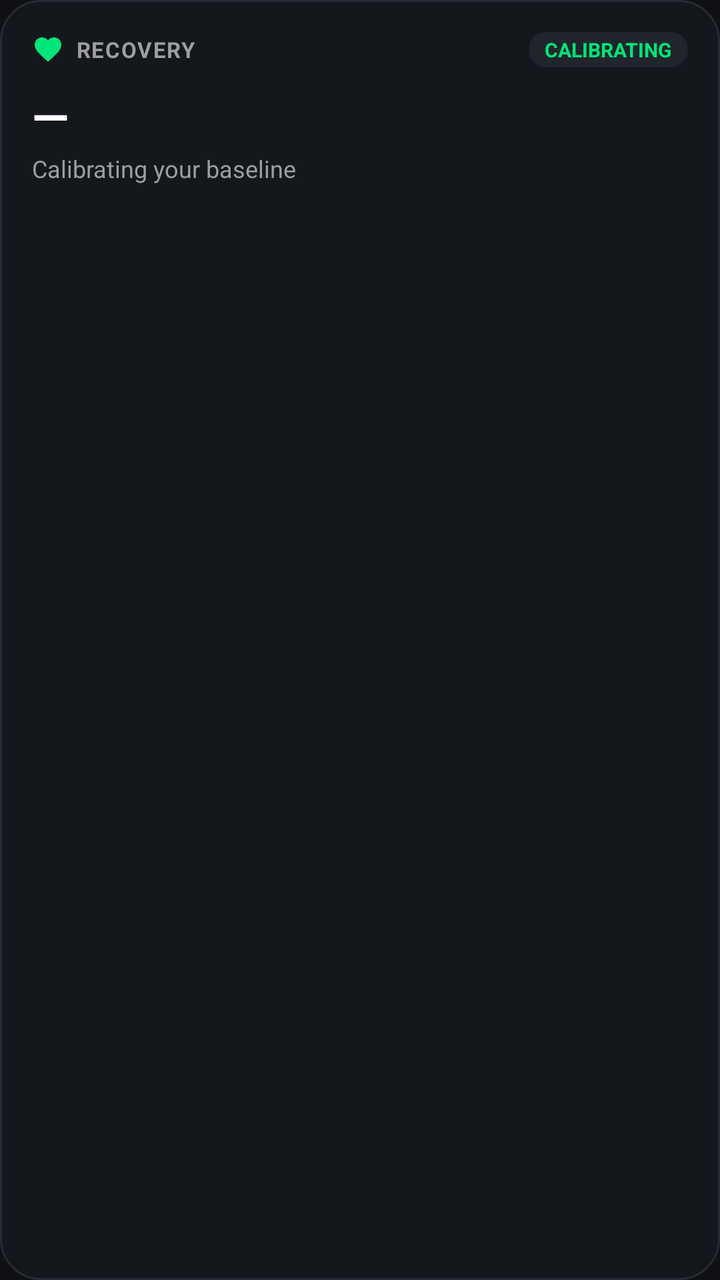
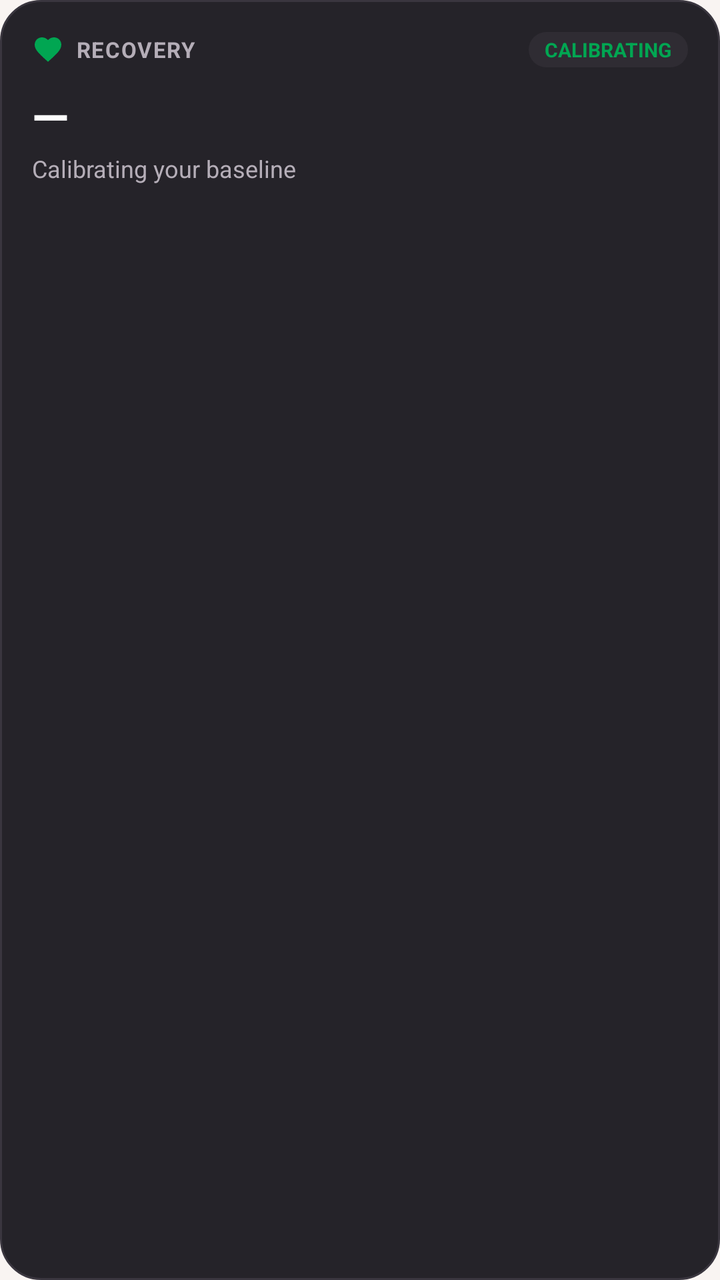

Before-and-after screenshots of an Android layout around one commit, followed by the original layout XML and the change that was made.
<!-- AndroidManifest.xml: application theme Theme.Hangry -->
<!-- res/layout/widget_recovery.xml -->
<?xml version="1.0" encoding="utf-8"?>
<LinearLayout xmlns:android="http://schemas.android.com/apk/res/android"
    android:id="@+id/widget_recovery_root"
    android:layout_width="match_parent"
    android:layout_height="match_parent"
    android:background="@drawable/bg_widget_surface"
    android:orientation="vertical"
    android:padding="16dp">

    
    <LinearLayout
        android:layout_width="match_parent"
        android:layout_height="wrap_content"
        android:gravity="center_vertical"
        android:orientation="horizontal">

        <ImageView
            android:layout_width="16dp"
            android:layout_height="16dp"
            android:src="@drawable/ic_widget_heart"
            android:contentDescription="@null" />

        <TextView
            android:layout_width="0dp"
            android:layout_height="wrap_content"
            android:layout_marginStart="6dp"
            android:layout_weight="1"
            android:text="RECOVERY"
            android:textColor="#9E9E9E"
            android:textSize="11sp"
            android:textStyle="bold"
            android:letterSpacing="0.05" />

        <TextView
            android:id="@+id/tv_recovery_badge"
            android:layout_width="wrap_content"
            android:layout_height="wrap_content"
            android:background="@drawable/bg_widget_chip"
            android:paddingHorizontal="8dp"
            android:paddingVertical="2dp"
            android:text="CALIBRATING"
            android:textColor="#00E676"
            android:textSize="10sp"
            android:textStyle="bold" />
    </LinearLayout>

    
    <TextView
        android:id="@+id/tv_recovery_score"
        android:layout_width="wrap_content"
        android:layout_height="wrap_content"
        android:layout_marginTop="8dp"
        android:text="—"
        android:textColor="#FFFFFF"
        android:textSize="24sp"
        android:textStyle="bold" />

    
    <TextView
        android:id="@+id/tv_recovery_subtitle"
        android:layout_width="wrap_content"
        android:layout_height="wrap_content"
        android:layout_marginTop="2dp"
        android:ellipsize="end"
        android:maxLines="1"
        android:text="Calibrating your baseline"
        android:textColor="#9E9E9E"
        android:textSize="12sp" />
</LinearLayout>
<!-- resources referenced by this layout -->
<resources>
  <!-- drawable bg_widget_chip (drawable) -->
  <?xml version="1.0" encoding="utf-8"?>
  <shape xmlns:android="http://schemas.android.com/apk/res/android"
      android:shape="rectangle">
      <solid android:color="#20252D" />
      <corners android:radius="12dp" />
  </shape>
  <!-- drawable bg_widget_surface (drawable) -->
  <?xml version="1.0" encoding="utf-8"?>
  <shape xmlns:android="http://schemas.android.com/apk/res/android"
      android:shape="rectangle">
      <solid android:color="#14171C" />
      <corners android:radius="20dp" />
      <stroke
          android:width="1dp"
          android:color="#262B34" />
  </shape>
  <!-- drawable ic_widget_heart (drawable) -->
  <vector xmlns:android="http://schemas.android.com/apk/res/android"
      android:width="24dp"
      android:height="24dp"
      android:viewportWidth="24"
      android:viewportHeight="24">
      <path
          android:fillColor="#00E676"
          android:pathData="M12,21.35l-1.45,-1.32C5.4,15.36 2,12.28 2,8.5 2,5.42 4.42,3 7.5,3c1.74,0 3.41,0.81 4.5,2.09C13.09,3.81 14.76,3 16.5,3 19.58,3 22,5.42 22,8.5c0,3.78 -3.4,6.86 -8.55,11.54L12,21.35z" />
  </vector>
  <style name="Theme.Hangry" parent="android:Theme.Material.NoActionBar">
          <item name="android:windowBackground">@color/background_dark</item>
          <item name="android:statusBarColor">@android:color/transparent</item>
          <item name="android:navigationBarColor">@android:color/transparent</item>
      </style>
  <color name="background_dark">#FF101014</color>
</resources>

<!-- the commit's change to res/layout/widget_recovery.xml (unified diff, before → after) -->
@@ -26,7 +26,7 @@
             android:layout_marginStart="6dp"
             android:layout_weight="1"
             android:text="RECOVERY"
-            android:textColor="#9E9E9E"
+            android:textColor="#B5AEB8"
             android:textSize="11sp"
             android:textStyle="bold"
             android:letterSpacing="0.05" />
@@ -39,7 +39,7 @@
             android:paddingHorizontal="8dp"
             android:paddingVertical="2dp"
             android:text="CALIBRATING"
-            android:textColor="#00E676"
+            android:textColor="#01A652"
             android:textSize="10sp"
             android:textStyle="bold" />
     </LinearLayout>
@@ -64,6 +64,6 @@
         android:ellipsize="end"
         android:maxLines="1"
         android:text="Calibrating your baseline"
-        android:textColor="#9E9E9E"
+        android:textColor="#B5AEB8"
         android:textSize="12sp" />
 </LinearLayout>
<!-- resource entries referenced after the edit -->
@@ -4,18 +4,18 @@
   <?xml version="1.0" encoding="utf-8"?>
   <shape xmlns:android="http://schemas.android.com/apk/res/android"
       android:shape="rectangle">
-      <solid android:color="#20252D" />
+      <solid android:color="#2F2C33" />
       <corners android:radius="12dp" />
   </shape>
   <!-- drawable bg_widget_surface (drawable) -->
   <?xml version="1.0" encoding="utf-8"?>
   <shape xmlns:android="http://schemas.android.com/apk/res/android"
       android:shape="rectangle">
-      <solid android:color="#14171C" />
+      <solid android:color="#252329" />
       <corners android:radius="20dp" />
       <stroke
           android:width="1dp"
-          android:color="#262B34" />
+          android:color="#3A363F" />
   </shape>
   <!-- drawable ic_widget_heart (drawable) -->
   <vector xmlns:android="http://schemas.android.com/apk/res/android"
@@ -24,14 +24,16 @@
       android:viewportWidth="24"
       android:viewportHeight="24">
       <path
-          android:fillColor="#00E676"
+          android:fillColor="#01A652"
           android:pathData="M12,21.35l-1.45,-1.32C5.4,15.36 2,12.28 2,8.5 2,5.42 4.42,3 7.5,3c1.74,0 3.41,0.81 4.5,2.09C13.09,3.81 14.76,3 16.5,3 19.58,3 22,5.42 22,8.5c0,3.78 -3.4,6.86 -8.55,11.54L12,21.35z" />
   </vector>
   <style name="Theme.Hangry" parent="android:Theme.Material.NoActionBar">
-          <item name="android:windowBackground">@color/background_dark</item>
+          <item name="android:windowBackground">@color/brand_cream</item>
           <item name="android:statusBarColor">@android:color/transparent</item>
           <item name="android:navigationBarColor">@android:color/transparent</item>
+          <item name="android:windowLightStatusBar">true</item>
+          <item name="android:windowLightNavigationBar">true</item>
       </style>
-  <color name="background_dark">#FF101014</color>
+  <color name="brand_cream">#FFF9F4F2</color>
 </resources>
 
